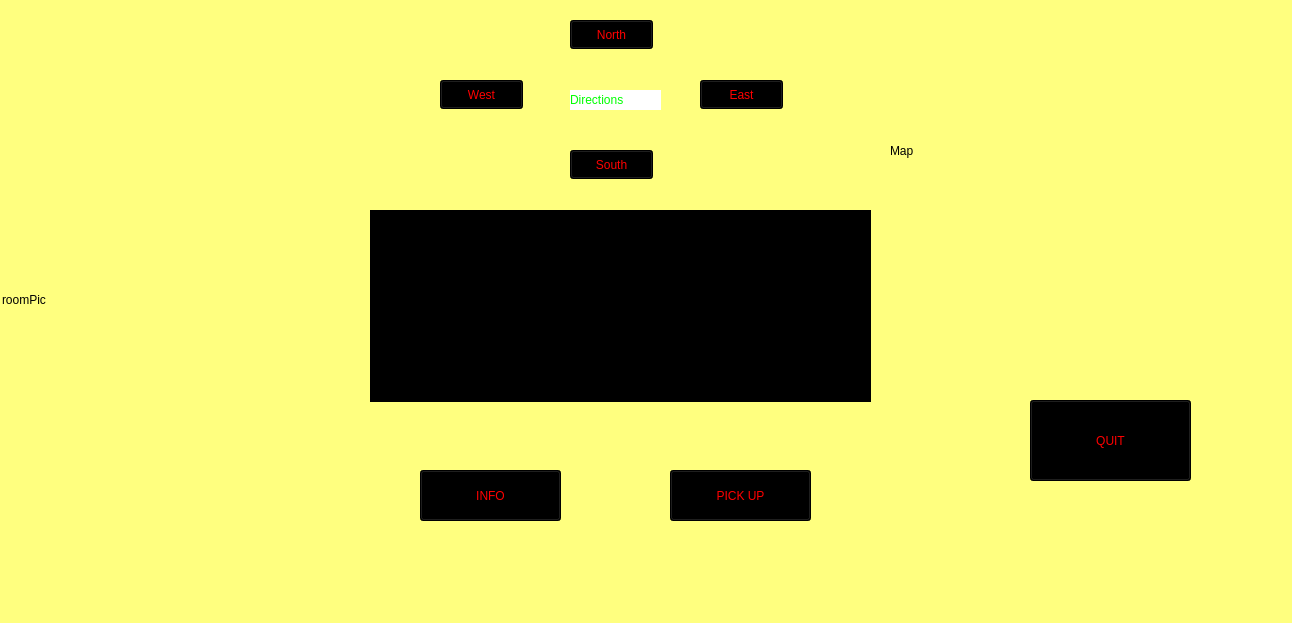
Before: the Qt Designer form ZorkProject/mainwindow.ui in AmeenPopoola/CS4076, drawn with Qt 5.
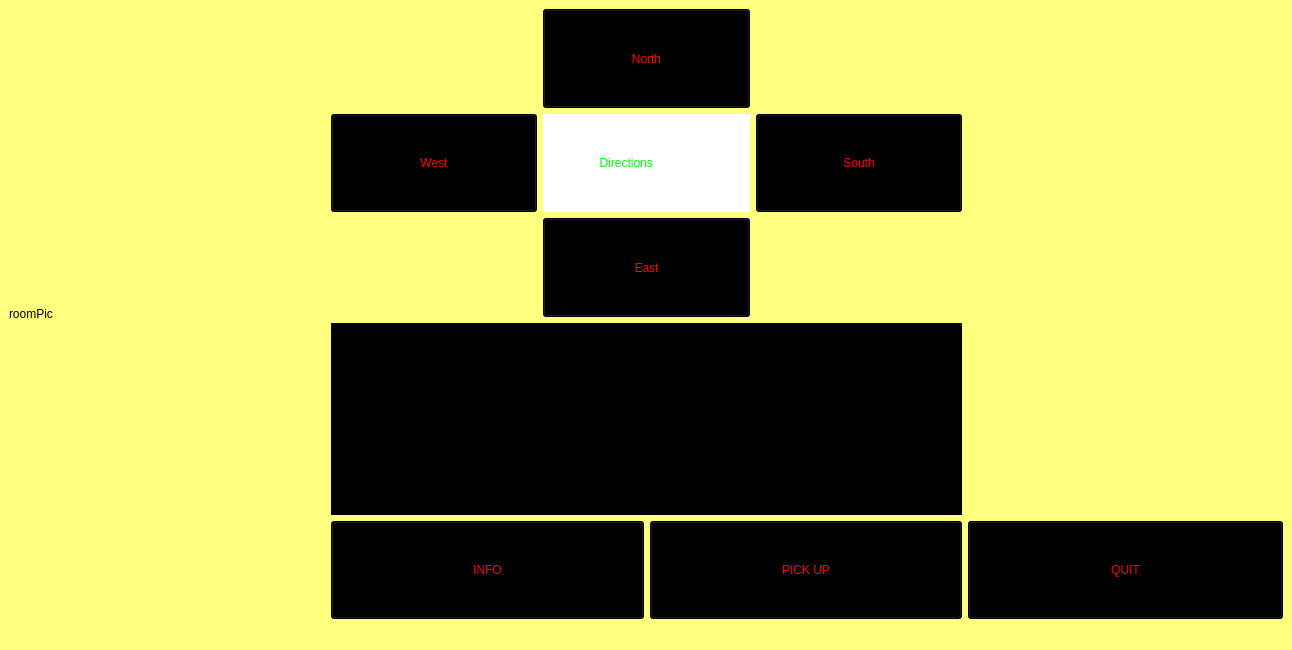
After: the same form once the commit is applied.

Commit message: GUI connected and minor changes to ZorkUL

Diff of the .ui file:
```diff
--- a/ZorkProject/mainwindow.ui
+++ b/ZorkProject/mainwindow.ui
@@ -7,7 +7,7 @@
     <x>0</x>
     <y>0</y>
     <width>1292</width>
-    <height>623</height>
+    <height>650</height>
    </rect>
   </property>
   <property name="windowTitle">
@@ -17,14 +17,16 @@
    <string notr="true">background-color: rgb(255, 255, 127);</string>
   </property>
   <widget class="QWidget" name="centralwidget">
-   <widget class="QPushButton" name="North">
-    <property name="geometry">
-     <rect>
-      <x>570</x>
-      <y>20</y>
-      <width>83</width>
-      <height>29</height>
-     </rect>
+   <layout class="QGridLayout" name="gridLayout">
+    <item row="4" column="2" colspan="2">
+     <layout class="QHBoxLayout" name="horizontalLayout_4">
+      <item>
+       <widget class="QPushButton" name="info">
+        <property name="sizePolicy">
+         <sizepolicy hsizetype="Preferred" vsizetype="Preferred">
+          <horstretch>0</horstretch>
+          <verstretch>0</verstretch>
+         </sizepolicy>
     </property>
     <property name="styleSheet">
      <string notr="true">background-color: rgb(0, 0, 0);
@@ -32,36 +34,83 @@
 font: 9pt &quot;Algerian&quot;;</string>
     </property>
     <property name="text">
-     <string>North</string>
-    </property>
-   </widget>
-   <widget class="QPushButton" name="South">
-    <property name="geometry">
-     <rect>
-      <x>570</x>
-      <y>150</y>
-      <width>83</width>
-      <height>29</height>
-     </rect>
+         <string>INFO</string>
+        </property>
+       </widget>
+      </item>
+      <item>
+       <widget class="QPushButton" name="pick_up">
+        <property name="sizePolicy">
+         <sizepolicy hsizetype="Preferred" vsizetype="Preferred">
+          <horstretch>0</horstretch>
+          <verstretch>0</verstretch>
+         </sizepolicy>
     </property>
     <property name="styleSheet">
      <string notr="true">background-color: rgb(0, 0, 0);
 color: rgb(255, 0, 0);
+font: 9pt &quot;Algerian&quot;;</string>
+        </property>
+        <property name="text">
+         <string>PICK UP</string>
+        </property>
+       </widget>
+      </item>
+     </layout>
+    </item>
+    <item row="4" column="5">
+     <widget class="QPushButton" name="quit">
+      <property name="sizePolicy">
+       <sizepolicy hsizetype="Preferred" vsizetype="Preferred">
+        <horstretch>0</horstretch>
+        <verstretch>0</verstretch>
+       </sizepolicy>
+      </property>
+      <property name="styleSheet">
+       <string notr="true">background-color: rgb(0, 0, 0);
+color: rgb(255, 0, 0);
+font: 9pt &quot;Algerian&quot;;</string>
+      </property>
+      <property name="text">
+       <string>QUIT</string>
+      </property>
+     </widget>
+    </item>
+    <item row="0" column="0" rowspan="5">
+     <layout class="QHBoxLayout" name="horizontalLayout_2">
+      <item>
+       <widget class="QLabel" name="roomPic">
+        <property name="text">
+         <string>roomPic</string>
+        </property>
+       </widget>
+      </item>
+     </layout>
+    </item>
+    <item row="3" column="2" colspan="2">
+     <widget class="QTextBrowser" name="inventory">
+      <property name="sizePolicy">
+       <sizepolicy hsizetype="Preferred" vsizetype="Preferred">
+        <horstretch>0</horstretch>
+        <verstretch>0</verstretch>
+       </sizepolicy>
+      </property>
+      <property name="styleSheet">
+       <string notr="true">background-color: rgb(0, 0, 0);
 font: 9pt &quot;Algerian&quot;;
-</string>
-    </property>
-    <property name="text">
-     <string>South</string>
-    </property>
-   </widget>
+color: rgb(255, 255, 255);</string>
+      </property>
+     </widget>
+    </item>
+    <item row="0" column="2" rowspan="3" colspan="2">
+     <layout class="QGridLayout" name="gridLayout_2">
+      <item row="2" column="1">
    <widget class="QPushButton" name="East">
-    <property name="geometry">
-     <rect>
-      <x>700</x>
-      <y>80</y>
-      <width>83</width>
-      <height>29</height>
-     </rect>
+        <property name="sizePolicy">
+         <sizepolicy hsizetype="Preferred" vsizetype="Preferred">
+          <horstretch>0</horstretch>
+          <verstretch>0</verstretch>
+         </sizepolicy>
     </property>
     <property name="styleSheet">
      <string notr="true">background-color: rgb(0, 0, 0);
@@ -72,14 +121,33 @@
      <string>East</string>
     </property>
    </widget>
+      </item>
+      <item row="1" column="2">
+       <widget class="QPushButton" name="South">
+        <property name="sizePolicy">
+         <sizepolicy hsizetype="Preferred" vsizetype="Preferred">
+          <horstretch>0</horstretch>
+          <verstretch>0</verstretch>
+         </sizepolicy>
+        </property>
+        <property name="styleSheet">
+         <string notr="true">background-color: rgb(0, 0, 0);
+color: rgb(255, 0, 0);
+font: 9pt &quot;Algerian&quot;;
+</string>
+        </property>
+        <property name="text">
+         <string>South</string>
+        </property>
+       </widget>
+      </item>
+      <item row="1" column="0">
    <widget class="QPushButton" name="West">
-    <property name="geometry">
-     <rect>
-      <x>440</x>
-      <y>80</y>
-      <width>83</width>
-      <height>29</height>
-     </rect>
+        <property name="sizePolicy">
+         <sizepolicy hsizetype="Preferred" vsizetype="Preferred">
+          <horstretch>0</horstretch>
+          <verstretch>0</verstretch>
+         </sizepolicy>
     </property>
     <property name="styleSheet">
      <string notr="true">background-color: rgb(0, 0, 0);
@@ -90,15 +158,9 @@
      <string>West</string>
     </property>
    </widget>
+      </item>
+      <item row="1" column="1">
    <widget class="QLabel" name="dirLabel">
-    <property name="geometry">
-     <rect>
-      <x>570</x>
-      <y>90</y>
-      <width>91</width>
-      <height>20</height>
-     </rect>
-    </property>
     <property name="styleSheet">
      <string notr="true">font: 9pt &quot;Algerian&quot;;
 background-color: rgb(255, 255, 255);
@@ -106,104 +168,42 @@
 </string>
     </property>
     <property name="text">
-     <string>Directions</string>
-    </property>
-   </widget>
-   <widget class="QLabel" name="roomPic">
-    <property name="geometry">
-     <rect>
-      <x>2</x>
-      <y>-1</y>
-      <width>361</width>
-      <height>601</height>
-     </rect>
+         <string>                 Directions</string>
+        </property>
+       </widget>
+      </item>
+      <item row="0" column="1">
+       <widget class="QPushButton" name="North">
+        <property name="sizePolicy">
+         <sizepolicy hsizetype="Minimum" vsizetype="Preferred">
+          <horstretch>0</horstretch>
+          <verstretch>0</verstretch>
+         </sizepolicy>
+        </property>
+        <property name="styleSheet">
+         <string notr="true">background-color: rgb(0, 0, 0);
+color: rgb(255, 0, 0);
+font: 9pt &quot;Algerian&quot;;</string>
     </property>
     <property name="text">
-     <string>roomPic</string>
-    </property>
-   </widget>
+         <string>North</string>
+        </property>
+       </widget>
+      </item>
+     </layout>
+    </item>
+    <item row="0" column="5" rowspan="4">
+     <layout class="QHBoxLayout" name="horizontalLayout">
+      <item>
    <widget class="QLabel" name="map">
-    <property name="geometry">
-     <rect>
-      <x>890</x>
-      <y>0</y>
-      <width>391</width>
-      <height>301</height>
-     </rect>
-    </property>
     <property name="text">
-     <string>Map</string>
-    </property>
-   </widget>
-   <widget class="QPushButton" name="info">
-    <property name="geometry">
-     <rect>
-      <x>420</x>
-      <y>470</y>
-      <width>141</width>
-      <height>51</height>
-     </rect>
-    </property>
-    <property name="styleSheet">
-     <string notr="true">background-color: rgb(0, 0, 0);
-color: rgb(255, 0, 0);
-font: 9pt &quot;Algerian&quot;;</string>
-    </property>
-    <property name="text">
-     <string>INFO</string>
-    </property>
-   </widget>
-   <widget class="QPushButton" name="pick_up">
-    <property name="geometry">
-     <rect>
-      <x>670</x>
-      <y>470</y>
-      <width>141</width>
-      <height>51</height>
-     </rect>
-    </property>
-    <property name="styleSheet">
-     <string notr="true">background-color: rgb(0, 0, 0);
-color: rgb(255, 0, 0);
-font: 9pt &quot;Algerian&quot;;</string>
-    </property>
-    <property name="text">
-     <string>PICK UP</string>
-    </property>
-   </widget>
-   <widget class="QPushButton" name="quit">
-    <property name="geometry">
-     <rect>
-      <x>1030</x>
-      <y>400</y>
-      <width>161</width>
-      <height>81</height>
-     </rect>
-    </property>
-    <property name="styleSheet">
-     <string notr="true">background-color: rgb(0, 0, 0);
-color: rgb(255, 0, 0);
-font: 9pt &quot;Algerian&quot;;</string>
-    </property>
-    <property name="text">
-     <string>QUIT</string>
-    </property>
-   </widget>
-   <widget class="QTextBrowser" name="inventory">
-    <property name="geometry">
-     <rect>
-      <x>370</x>
-      <y>210</y>
-      <width>501</width>
-      <height>192</height>
-     </rect>
-    </property>
-    <property name="styleSheet">
-     <string notr="true">background-color: rgb(0, 0, 0);
-font: 9pt &quot;Algerian&quot;;
-color: rgb(255, 255, 255);</string>
-    </property>
-   </widget>
+         <string/>
+        </property>
+       </widget>
+      </item>
+     </layout>
+    </item>
+   </layout>
   </widget>
   <widget class="QMenuBar" name="menubar">
    <property name="geometry">
```
Lines whose indentation alone changed are shown as unchanged. The commit also changes 3 other files.
